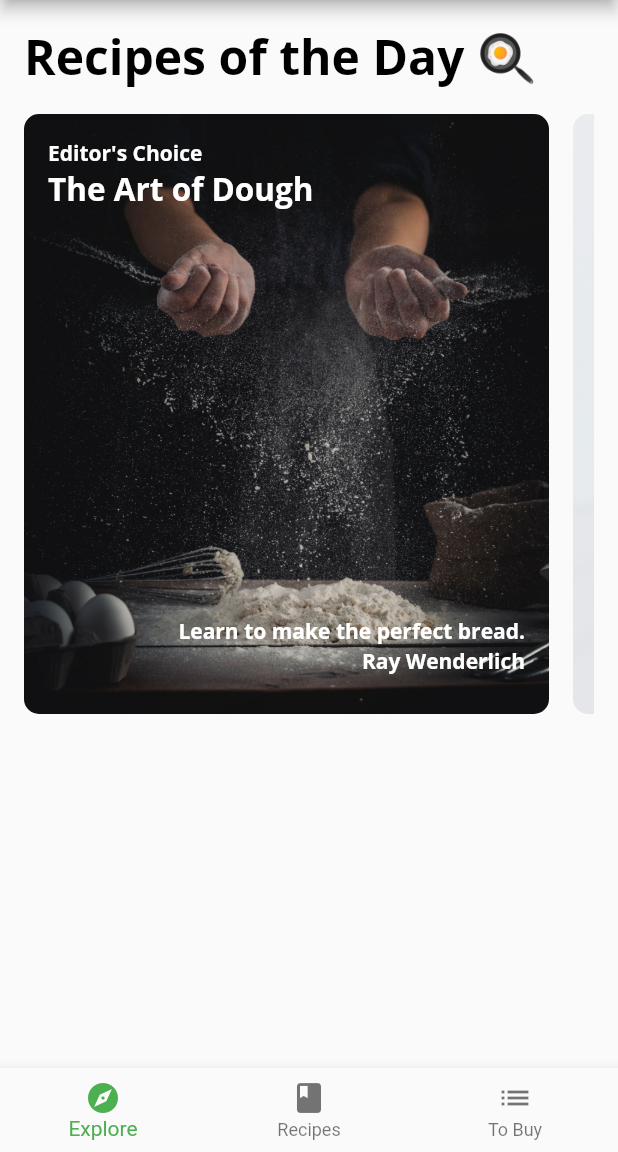
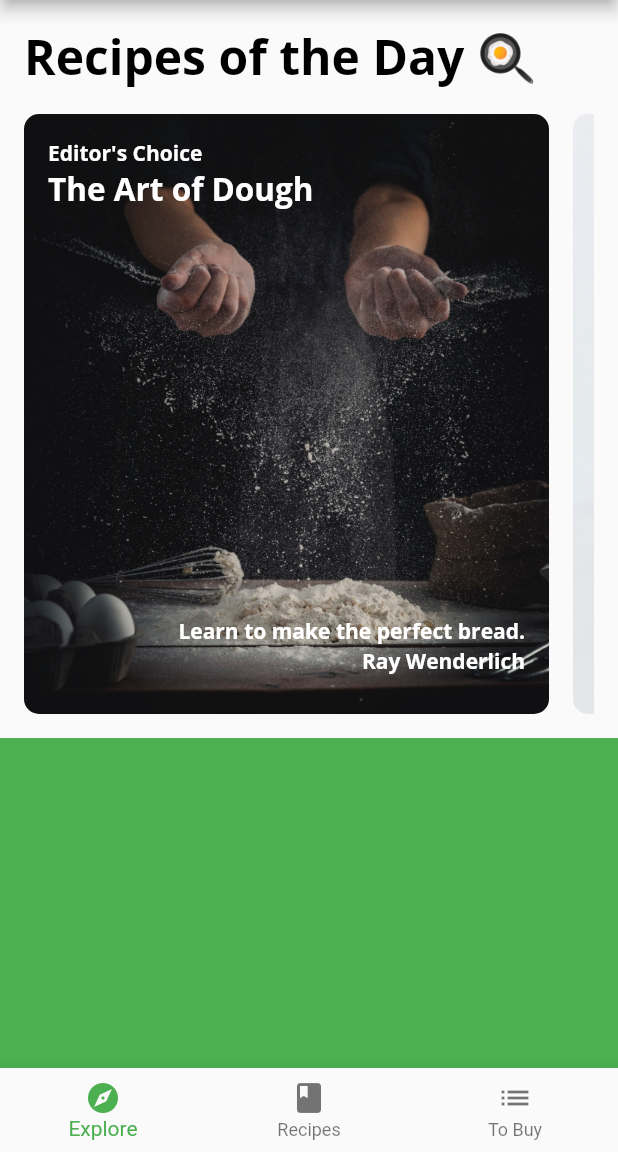
Before and after one commit to Miravicson/fooderlich-take-2, a Flutter app: the screen it shows after launch, on a phone screen of 412 x 824 dp, the part 84-1236 px from its top. Run offline on Flutter 3.47's test engine with Material 2 defaults, Android fonts, the phone set to English and light mode, and no system bars; our stand-ins replace google_fonts.

Commit message:
convert explore_screen.dart to work with vertical list view

```diff
--- a/lib/components/today_recipe_list_view.dart
+++ b/lib/components/today_recipe_list_view.dart
@@ -9,15 +9,27 @@ class TodayRecipeListView extends StatelessWidget {
 
   @override
   Widget build(BuildContext context) {
-    listViewItemBuilder(BuildContext context, int index) {
-      final recipe = recipes[index];
-      return buildCard(recipe);
-    }
-
-    listViewSeparatorBuilder(BuildContext context, int index) {
+    Widget listViewSeparatorBuilder(BuildContext context, int index) {
       return const SizedBox(
         width: 16,
       );
+    }
+
+    Widget buildCard(ExploreRecipe recipe) {
+      if (recipe.cardType == RecipeCardType.card1) {
+        return Card1(recipe: recipe);
+      } else if (recipe.cardType == RecipeCardType.card2) {
+        return Card2(recipe: recipe);
+      } else if (recipe.cardType == RecipeCardType.card3) {
+        return Card3(recipe: recipe);
+      } else {
+        throw Exception('This card doesn\'t exist yet');
+      }
+    }
+
+    Widget listViewItemBuilder(BuildContext context, int index) {
+      final recipe = recipes[index];
+      return buildCard(recipe);
     }
 
     return Padding(
@@ -50,16 +62,4 @@ class TodayRecipeListView extends StatelessWidget {
       ),
     );
   }
-
-  Widget buildCard(ExploreRecipe recipe) {
-    if (recipe.cardType == RecipeCardType.card1) {
-      return Card1(recipe: recipe);
-    } else if (recipe.cardType == RecipeCardType.card2) {
-      return Card2(recipe: recipe);
-    } else if (recipe.cardType == RecipeCardType.card3) {
-      return Card3(recipe: recipe);
-    } else {
-      throw Exception('This card doesn\'t exist yet');
-    }
-  }
 }
--- a/lib/screens/explore_screen.dart
+++ b/lib/screens/explore_screen.dart
@@ -14,7 +14,22 @@ class ExploreScreen extends StatelessWidget {
       if (snapshot.connectionState == ConnectionState.done) {
         final recipes = snapshot.data?.todayRecipes ?? [];
 
-        return TodayRecipeListView(recipes: recipes);
+        return ListView(
+          scrollDirection: Axis.vertical,
+          children: [
+            TodayRecipeListView(
+              recipes: recipes,
+            ),
+            const SizedBox(
+              height: 16,
+            ),
+            // TODO: Replace this with FriendPostListView
+            Container(
+              height: 400,
+              color: Colors.green,
+            ),
+          ],
+        );
       } else {
         return const Center(
           child: CircularProgressIndicator(),
```
